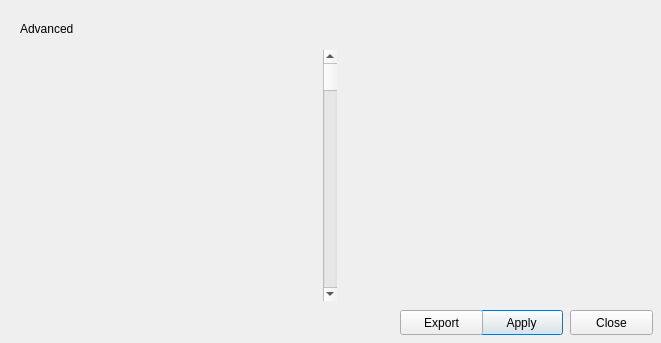
AlexZ005/xmkeys, file xmkeys_advanced.ui: the form before one commit.
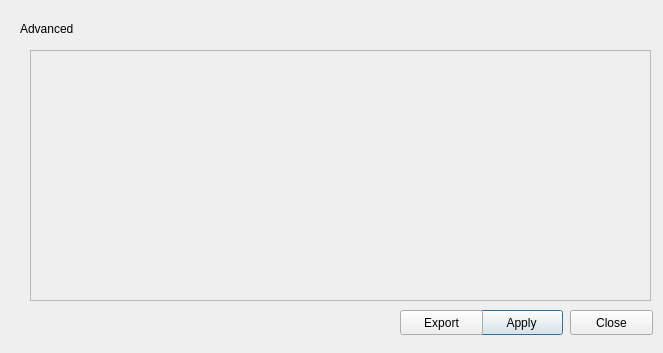
The form after the commit.

Commit message: layout buttons using code

Diff of the .ui file:
```diff
--- a/xmkeys_advanced.ui
+++ b/xmkeys_advanced.ui
@@ -6,8 +6,8 @@
    <rect>
     <x>0</x>
     <y>0</y>
-    <width>661</width>
-    <height>343</height>
+    <width>663</width>
+    <height>353</height>
    </rect>
   </property>
   <property name="windowTitle">
@@ -65,27 +65,28 @@
     <string>Close</string>
    </property>
   </widget>
-  <widget class="QWidget" name="horizontalLayoutWidget">
+  <widget class="QScrollArea" name="scrollArea">
    <property name="geometry">
     <rect>
-     <x>20</x>
+     <x>30</x>
      <y>50</y>
      <width>621</width>
      <height>251</height>
     </rect>
    </property>
-   <layout class="QHBoxLayout" name="horizontalLayout_2">
-    <item>
-     <layout class="QVBoxLayout" name="verticalLayout_2"/>
-    </item>
-    <item>
-     <widget class="QScrollBar" name="verticalScrollBar">
-      <property name="orientation">
-       <enum>Qt::Vertical</enum>
-      </property>
-     </widget>
-    </item>
-   </layout>
+   <property name="widgetResizable">
+    <bool>true</bool>
+   </property>
+   <widget class="QWidget" name="scrollAreaWidgetContents">
+    <property name="geometry">
+     <rect>
+      <x>0</x>
+      <y>0</y>
+      <width>619</width>
+      <height>249</height>
+     </rect>
+    </property>
+   </widget>
   </widget>
  </widget>
  <resources/>
```
The commit also changes 2 other files.
